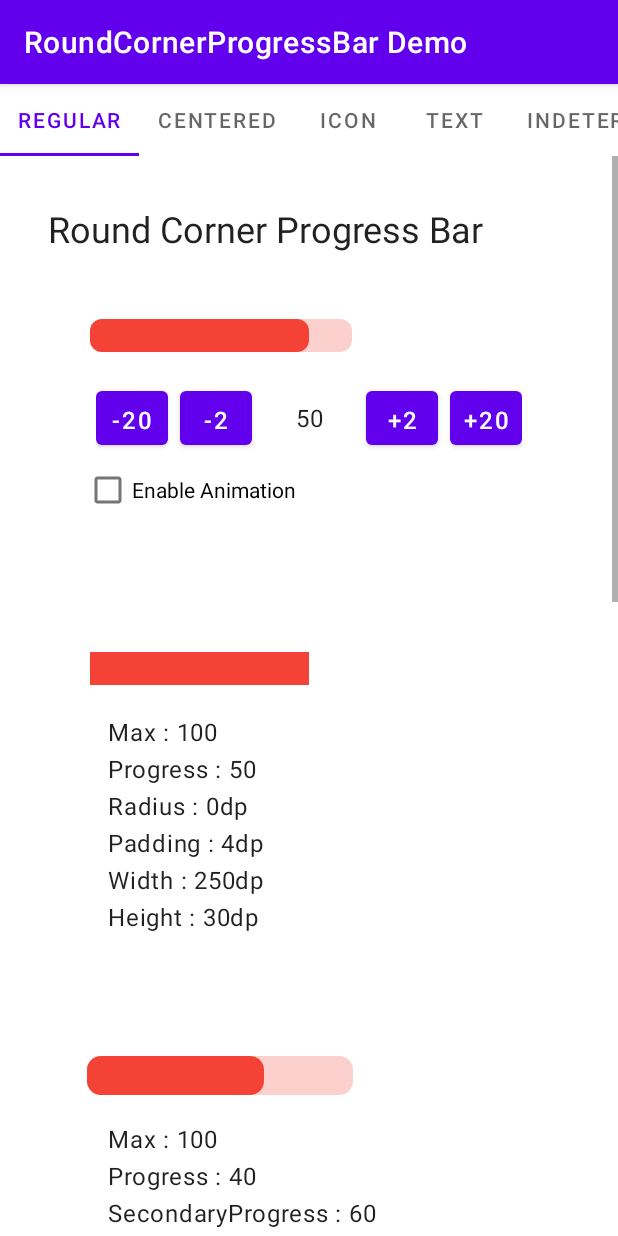
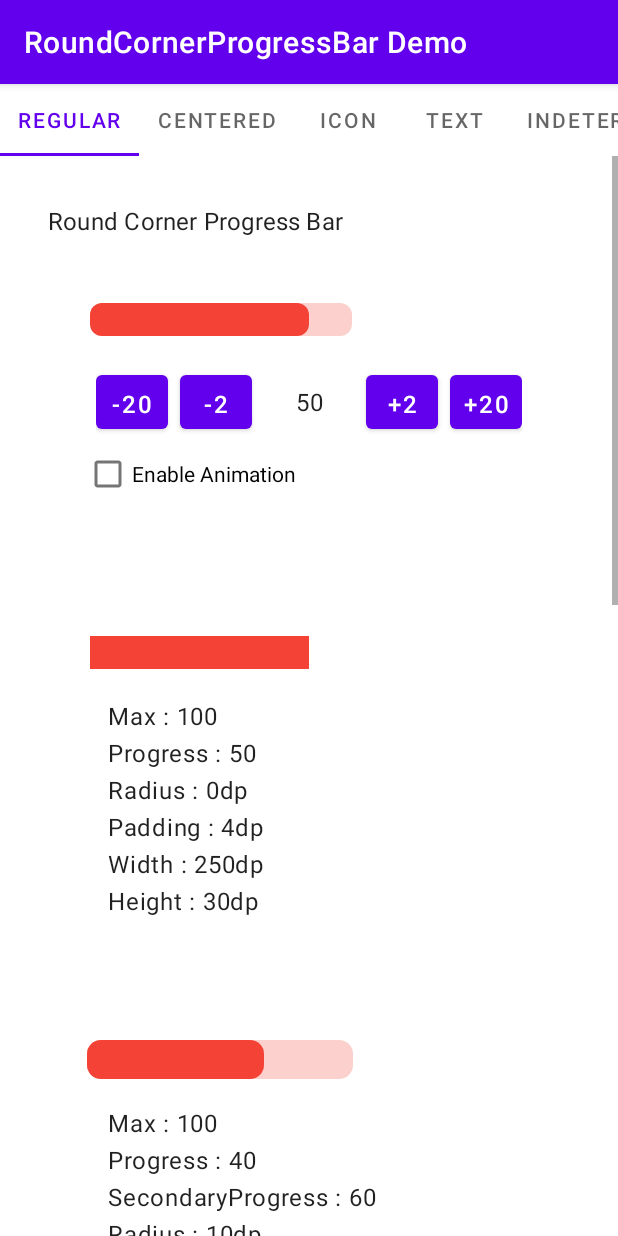
Before and after one commit to Letstrick289/Kotlin-RProcessBar, an Android app: the screen it shows after launch (Main2Activity), on a phone screen of 412 x 824 dp. Run offline under Robolectric (Android 15) with nearby library versions, the phone set to English and light mode, and no system bars.

Commit message:
Reduce title size from Headline 5 to Subtitle 1

```diff
--- a/app/src/main/res/values/styles.xml
+++ b/app/src/main/res/values/styles.xml
@@ -15,7 +15,7 @@
     </style>
 
     <style name="Text.Title">
-        <item name="android:textAppearance">@style/TextAppearance.MaterialComponents.Headline5</item>
+        <item name="android:textAppearance">@style/TextAppearance.MaterialComponents.Subtitle1</item>
         <item name="android:lineSpacingExtra">6dp</item>
     </style>
 
```
